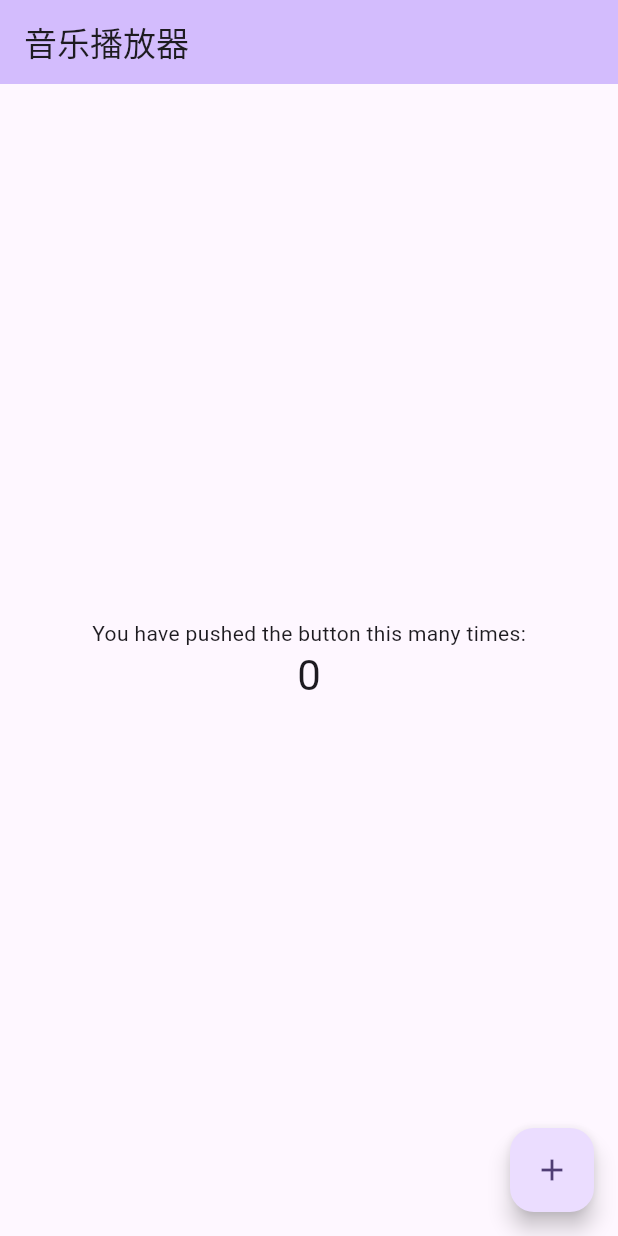
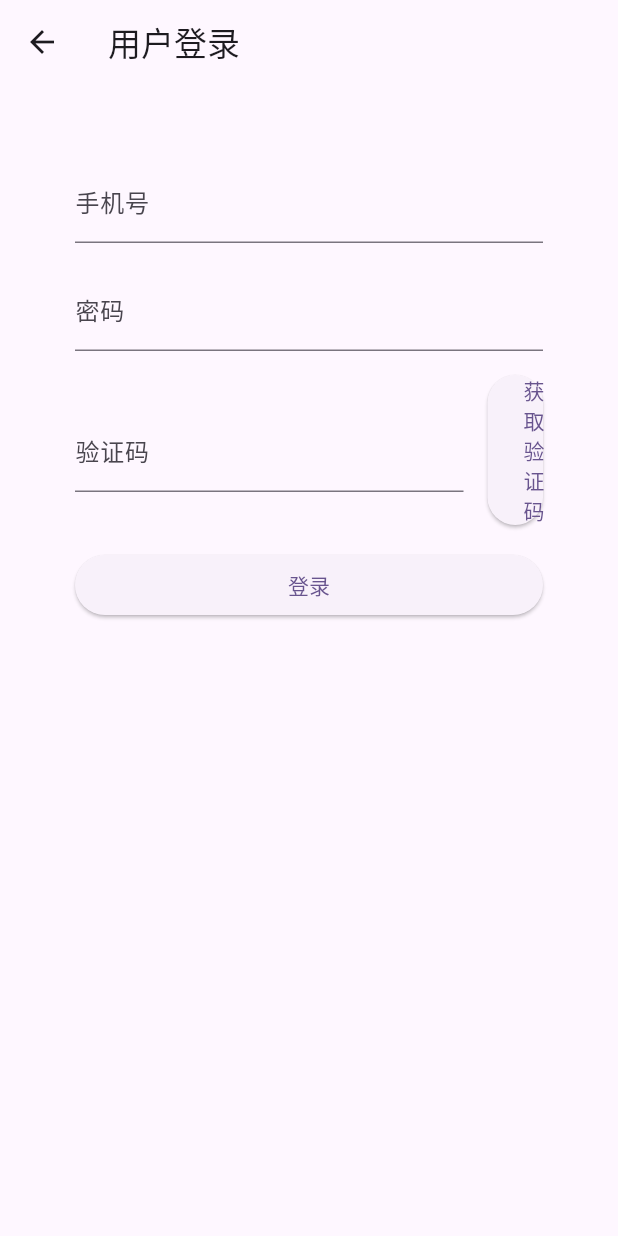
Before and after one commit to geshansuiyue/flutter_app, a Flutter app: the screen it shows after launch, on a phone screen of 412 x 824 dp. Run offline on Flutter 3.47's test engine with Material 3 defaults, Android fonts, the phone set to English and light mode, and no system bars; our stand-ins replace dio, fluttertoast.

Commit message:
feature: 添加登录

```diff
--- a/lib/http/http_client.dart
+++ b/lib/http/http_client.dart
@@ -38,7 +38,7 @@ class HttpClient {
           }
           return handler.next(response);
         },
-        onError: (DioError e, handler) {
+        onError: (DioException e, handler) {
           if (kDebugMode) {
             print('请求错误: ${e.message}');
             if (e.response != null) {
--- a/lib/http/request.dart
+++ b/lib/http/request.dart
@@ -64,7 +64,7 @@ class Request {
 
       // 这里可以根据后端的返回格式进行统一处理
       return response.data;
-    } on DioError catch (e) {
+    } on DioException catch (e) {
       // 统一处理错误
       _handleError(e);
       rethrow;
--- /dev/null
+++ b/lib/login/login.dart
@@ -0,0 +1,91 @@
+import 'package:flutter/material.dart';
+import 'package:fluttertoast/fluttertoast.dart';
+
+class LoginScreen extends StatefulWidget {
+  const LoginScreen({super.key});
+
+  @override
+  State<LoginScreen> createState() => _LoginScreenState();
+}
+
+class _LoginScreenState extends State<LoginScreen> {
+  final _formKey = GlobalKey<FormState>();
+  final _phoneController = TextEditingController();
+  final _passwordController = TextEditingController();
+  final _capchaController = TextEditingController();
+  bool _isLoading = false;
+
+  Future<void> _handleLogin() async {
+    if (_formKey.currentState?.validate() ?? false) {
+      setState(() => _isLoading = true);
+    }
+  }
+
+  Future<void> _sendVerificationCode() async {
+    if (_phoneController.text.isEmpty) {
+      Fluttertoast.showToast(msg: '请输入手机号');
+    }
+  }
+
+  @override
+  Widget build(BuildContext context) {
+    return Scaffold(
+      appBar: AppBar(title: const Text('用户登录')),
+      body: Form(
+        key: _formKey,
+        child: Padding(
+          padding: const EdgeInsets.all(50.0),
+          child: Column(
+            crossAxisAlignment: CrossAxisAlignment.stretch,
+            children: [
+              TextFormField(
+                controller: _phoneController,
+                decoration: const InputDecoration(labelText: '手机号'),
+                validator: (value) => value?.isEmpty ?? true ? '请输入手机号' : null,
+              ),
+              const SizedBox(height: 16),
+              TextFormField(
+                controller: _passwordController,
+                decoration: const InputDecoration(labelText: '密码'),
+                obscureText: true,
+                validator: (value) => value!.length < 6 ? '密码至少6个字符' : null,
+              ),
+              const SizedBox(height: 16),
+              Row(
+                children: [
+                  Expanded(
+                    flex: 7,
+                    child: TextFormField(
+                      controller: _capchaController,
+                      decoration: const InputDecoration(labelText: '验证码'),
+                      validator: (value) =>
+                          value!.length < 6 ? '验证码至少6个字符' : null,
+                    ),
+                  ),
+                  const SizedBox(width: 16),
+                  Expanded(
+                    flex: 1,
+                    child: ElevatedButton(
+                      onPressed: _sendVerificationCode,
+                      child: Text('获取验证码'),
+                    ),
+                  ),
+                ],
+              ),
+              const SizedBox(height: 16),
+              SizedBox(
+                width: 100,
+                child: ElevatedButton(
+                  onPressed: _isLoading ? null : _handleLogin,
+                  child: _isLoading
+                      ? const CircularProgressIndicator()
+                      : const Text('登录'),
+                ),
+              ),
+            ],
+          ),
+        ),
+      ),
+    );
+  }
+}
--- a/lib/main.dart
+++ b/lib/main.dart
@@ -1,4 +1,5 @@
 import 'package:flutter/material.dart';
+import 'login/login.dart';
 
 void main() {
   runApp(const MyApp());
@@ -16,6 +17,8 @@ class MyApp extends StatelessWidget {
         colorScheme: ColorScheme.fromSeed(seedColor: Colors.deepPurple),
       ),
       home: const MyHomePage(title: '音乐播放器'),
+      routes: {'/login': (context) => const LoginScreen()},
+      initialRoute: '/login',
     );
   }
 }
--- a/pubspec.yaml
+++ b/pubspec.yaml
@@ -2,7 +2,7 @@ name: music_player
 description: "A new Flutter project."
 # The following line prevents the package from being accidentally published to
 # pub.dev using `flutter pub publish`. This is preferred for private packages.
-publish_to: 'none' # Remove this line if you wish to publish to pub.dev
+publish_to: "none" # Remove this line if you wish to publish to pub.dev
 
 # The following defines the version and build number for your application.
 # A version number is three numbers separated by dots, like 1.2.43
@@ -35,6 +35,8 @@ dependencies:
   # Use with the CupertinoIcons class for iOS style icons.
   cupertino_icons: ^1.0.8
   dio: ^5.8.0+1
+  getwidget: ^2.0.4
+  fluttertoast: ^8.2.12
 
 dev_dependencies:
   flutter_test:
@@ -52,7 +54,6 @@ dev_dependencies:
 
 # The following section is specific to Flutter packages.
 flutter:
-
   # The following line ensures that the Material Icons font is
   # included with your application, so that you can use the icons in
   # the material Icons class.
```
Also changed, not shown: pubspec.lock.
